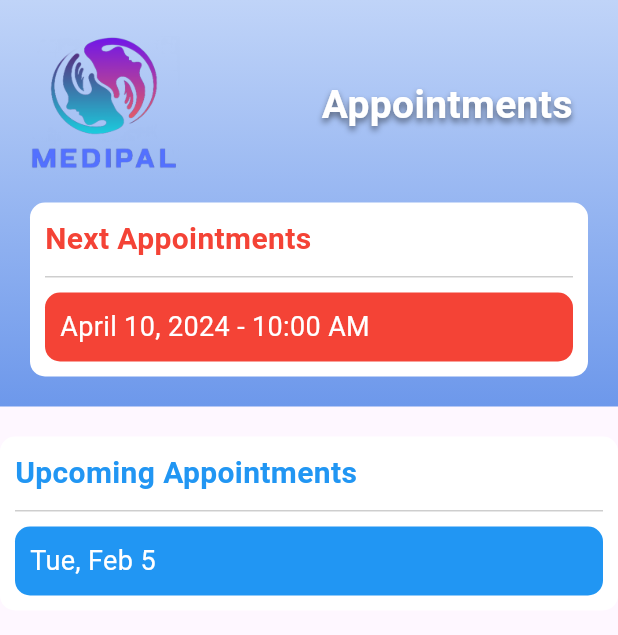
After one commit to jorkd21/MediPal, a Flutter app: the AppointmentPage screen opened by its route, on a phone screen of 412 x 824 dp. The commit adds this screen. Shown: the top 635 px of the screen. Run offline on Flutter 3.47's test engine with Material 3 defaults, Android fonts, the phone set to English and light mode, and no system bars; our stand-ins replace cloud_firestore, firebase_analytics, firebase_auth, firebase_core, firebase_database; missing offline and left inert: firebase_ui_auth, firebase_ui_oauth_google; accounts and stored records are empty; generated files the repository leaves out were written again.

Commit message:
AppointmentPage
Made Appointment Page. Haven't added create Appointment button. Just committing to see how it looks on phone.
-Shu

```diff
--- a/lib/main.dart
+++ b/lib/main.dart
@@ -1,6 +1,7 @@
 import 'package:flutter/material.dart';
 // firebase
 import 'package:firebase_core/firebase_core.dart'; // firebase core
+import 'package:medipal/pages/appointment.dart';
 import 'package:medipal/pages/signup.dart';
 import 'package:medipal/pages/patientpage.dart';
 import 'package:medipal/pages/login.dart';
@@ -52,6 +53,7 @@ class MyApp extends StatelessWidget {
         '/PatientForm': (context) => PatientForm(),
         '/PatientPage': (context) => PatientPage(),
         '/PatientList': (context) => PatientList(),
+        '/AppointmentPage': (context) => AppointmentPage(),
       },
     );
   }
@@ -90,7 +92,8 @@ class HomePage extends StatelessWidget {
             ButtonWidget('Sign Up', '/SignUp'),
             ButtonWidget('PatientForm', '/PatientForm'),
             ButtonWidget('PatientPage', '/PatientPage'),
-            ButtonWidget('PatientList', '/PatientList')
+            ButtonWidget('PatientList', '/PatientList'),
+            ButtonWidget('Appointmentpage', '/AppointmentPage'),
             /* FirebaseAuth.instance.currentUser != null
                 ? Align(
                     alignment: Alignment.bottomCenter,
--- /dev/null
+++ b/lib/pages/appointment.dart
@@ -0,0 +1,169 @@
+import 'dart:ui';
+import 'package:flutter/cupertino.dart';
+import 'package:flutter/material.dart';
+import 'package:medipal/constant/images.dart';
+
+class AppointmentPage extends StatelessWidget {
+  @override
+  Widget build(BuildContext context) {
+    return SafeArea(
+      child: Scaffold(
+        body: SingleChildScrollView(
+          child: Column(
+            children: [
+              Container(
+                width: MediaQuery.of(context).size.width,
+                decoration: BoxDecoration(
+                  gradient: LinearGradient(
+                    begin: Alignment.bottomCenter,
+                    end: Alignment.topCenter,
+                    colors: [
+                      Color(0xFF6D98EB), // Light blue at the bottom
+                      Color.fromARGB(255, 192, 212, 248), // White at top
+                    ],
+                  ),
+                ),
+                child: Padding(
+                  padding: EdgeInsets.fromLTRB(20.0, 20.0, 20.0, 20.0),
+                  child: Column(
+                    children: [
+                      Row(
+                        mainAxisAlignment: MainAxisAlignment
+                            .spaceBetween, // Align logo and "Appointments" text at opposite ends
+                        children: [
+                          Container(
+                            height: 100,
+                            width: 100,
+                            child: Image.asset(
+                              myImage, // Replace with your image path
+                            ),
+                          ),
+                          Padding(
+                            padding: EdgeInsets.all(10.25),
+                            child: Text(
+                              'Appointments',
+                              style: TextStyle(
+                                fontSize: 26,
+                                fontWeight: FontWeight.bold,
+                                color: Colors.white,
+                                shadows: [
+                                  Shadow(
+                                    color: Colors.black.withOpacity(0.5),
+                                    offset: Offset(0, 3),
+                                    blurRadius: 5,
+                                  ),
+                                ],
+                              ),
+                            ),
+                          ),
+                        ],
+                      ),
+                      SizedBox(height: 15),
+                      Container(
+                        width: double.infinity,
+                        decoration: BoxDecoration(
+                          color: Colors.white, // White background color
+                          borderRadius: BorderRadius.circular(10),
+                        ),
+                        padding: EdgeInsets.all(10),
+                        child: Column(
+                          crossAxisAlignment: CrossAxisAlignment.start,
+                          children: [
+                            Text(
+                              'Next Appointments',
+                              style: TextStyle(
+                                fontSize: 20,
+                                fontWeight: FontWeight.bold,
+                                color: Colors.red,
+                              ),
+                            ),
+                            Container(
+                              margin: EdgeInsets.symmetric(vertical: 10),
+                              decoration: BoxDecoration(
+                                border: Border(
+                                  top: BorderSide(
+                                    color: Colors.grey.withOpacity(
+                                        0.5), // Greyish blurred line
+                                    width: 1,
+                                  ),
+                                ),
+                              ),
+                            ),
+                            Container(
+                              width: double.infinity,
+                              padding: EdgeInsets.all(10),
+                              decoration: BoxDecoration(
+                                color: Colors.red, // Red background color
+                                borderRadius: BorderRadius.circular(10),
+                              ),
+                              child: Text(
+                                'April 10, 2024 - 10:00 AM',
+                                style: TextStyle(
+                                  fontSize: 18,
+                                  color: Colors.white,
+                                ),
+                              ),
+                            ),
+                          ],
+                        ),
+                      ),
+                    ],
+                  ),
+                ),
+              ),
+              SizedBox(height: 20),
+              Container(
+                width: MediaQuery.of(context).size.width,
+                decoration: BoxDecoration(
+                  color: Colors.white, // White background color
+                  borderRadius: BorderRadius.circular(10),
+                ),
+                padding: EdgeInsets.all(10),
+                child: Column(
+                  crossAxisAlignment: CrossAxisAlignment.start,
+                  children: [
+                    Text(
+                      'Upcoming Appointments',
+                      style: TextStyle(
+                        fontSize: 20,
+                        fontWeight: FontWeight.bold,
+                        color: Colors.blue,
+                      ),
+                    ),
+                    Container(
+                      margin: EdgeInsets.symmetric(vertical: 10),
+                      decoration: BoxDecoration(
+                        border: Border(
+                          top: BorderSide(
+                            color: Colors.grey
+                                .withOpacity(0.5), // Greyish blurred line
+                            width: 1,
+                          ),
+                        ),
+                      ),
+                    ),
+                    Container(
+                      width: double.infinity,
+                      padding: EdgeInsets.all(10),
+                      decoration: BoxDecoration(
+                        color: Colors.blue, // Blue background color
+                        borderRadius: BorderRadius.circular(10),
+                      ),
+                      child: Text(
+                        'Tue, Feb 5',
+                        style: TextStyle(
+                          fontSize: 18,
+                          color: Colors.white,
+                        ),
+                      ),
+                    ),
+                  ],
+                ),
+              ),
+            ],
+          ),
+        ),
+      ),
+    );
+  }
+}
```
Also changed, not shown: assets/checkmarkCal.png (added).
